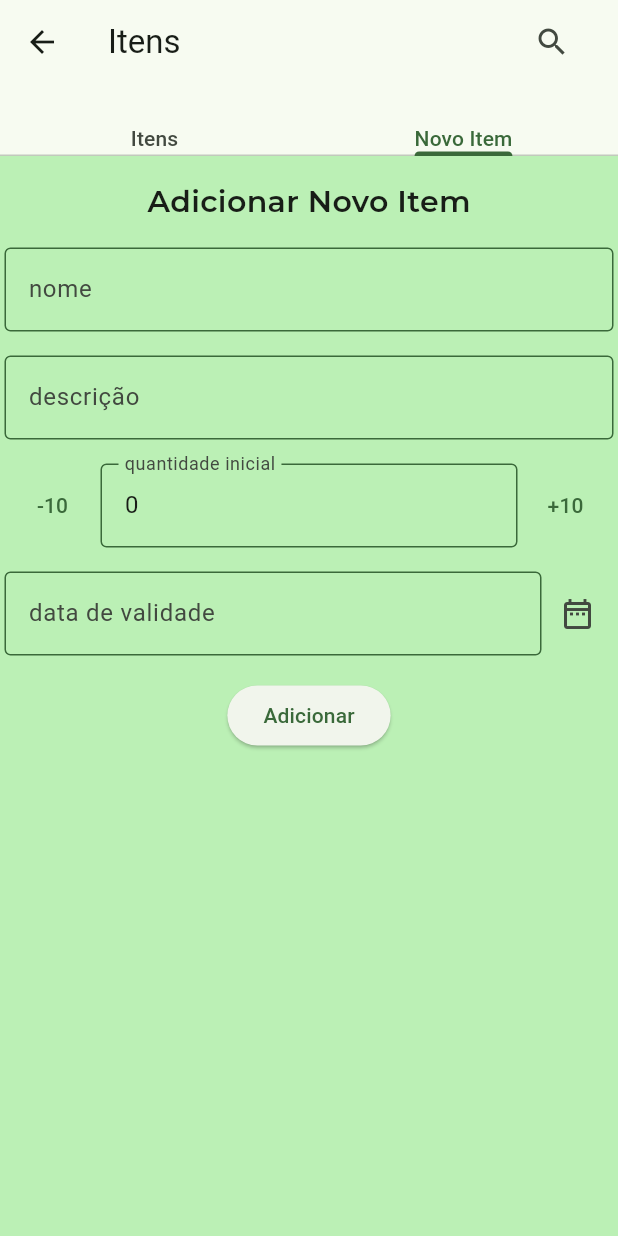
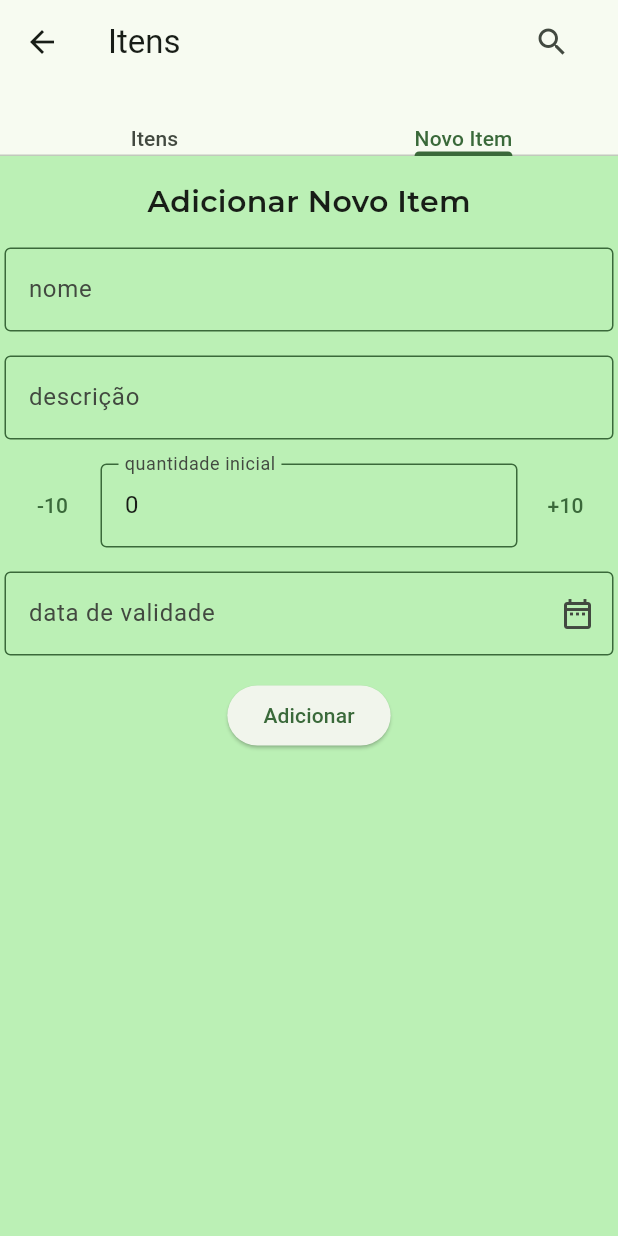
Before and after one commit to elc1090/project3-2024a-renan-e-thales, a Flutter app: the HomePage screen opened directly, after a tap on "+ Novo Item", on a phone screen of 412 x 824 dp. Run offline on Flutter 3.47's test engine with Material 3 defaults, Android fonts, the light colour scheme and no system bars; our stand-ins replace google_fonts, mobx; generated files the repository leaves out were written again.

Commit message:
implement date input formatter for data de validade field

```diff
--- /dev/null
+++ b/flutter_front/lib/core/helpers/input_formatter.dart
@@ -0,0 +1,29 @@
+import 'package:flutter/services.dart';
+
+class InputFormatter extends TextInputFormatter {
+  final String sample;
+  final String separator;
+
+  InputFormatter({
+    required this.sample,
+    required this.separator,
+  });
+
+  @override
+  TextEditingValue formatEditUpdate(TextEditingValue oldValue, TextEditingValue newValue) {
+    if (newValue.text.isNotEmpty) {
+      if (newValue.text.length > oldValue.text.length) {
+        if (newValue.text.length > sample.length) return oldValue;
+        if (newValue.text.length < sample.length && sample[newValue.text.length - 1] == separator) {
+          return TextEditingValue(
+            text: '${oldValue.text}$separator${newValue.text.substring(newValue.text.length - 1)}',
+            selection: TextSelection.collapsed(
+              offset: newValue.selection.end + 1,
+            ),
+          );
+        }
+      }
+    }
+    return newValue;
+  }
+}
--- a/flutter_front/lib/modules/home/home_page.dart
+++ b/flutter_front/lib/modules/home/home_page.dart
@@ -2,6 +2,7 @@ import 'package:flutter/material.dart';
 import 'package:flutter/services.dart';
 import 'package:flutter/widgets.dart';
 import 'package:flutter_front/core/custom_widgets/custom_text.dart';
+import 'package:flutter_front/core/helpers/input_formatter.dart';
 import 'package:flutter_front/modules/home/home_controller.dart';
 import 'package:google_fonts/google_fonts.dart';
 import '../../core/globals.dart' as globals;
@@ -223,9 +224,16 @@ class _HomePageState extends State<HomePage> with SingleTickerProviderStateMixin
                         flex: 1,
                         child: TextFormField(
                           keyboardType: TextInputType.number,
-                          inputFormatters: <TextInputFormatter>[FilteringTextInputFormatter.digitsOnly],
+                          inputFormatters: <TextInputFormatter>[
+                            FilteringTextInputFormatter.allow(RegExp(r'[0-9/]')),
+                            InputFormatter(
+                              sample: "XX/XX/XXXX",
+                              separator: "/",
+                            ),
+                          ],
                           controller: _validadeTextController,
                           decoration: InputDecoration(
+                            suffixIcon: IconButton(onPressed: () => _openDatePicker(), icon: const Icon(Icons.date_range_outlined)),
                             labelText: "data de validade",
                             border: OutlineInputBorder(
                               borderRadius: BorderRadius.circular(5),
@@ -240,7 +248,6 @@ class _HomePageState extends State<HomePage> with SingleTickerProviderStateMixin
                           ),
                         ),
                       ),
-                      IconButton(onPressed: () => _openDatePicker(), icon: Icon(Icons.date_range_outlined))
                     ],
                   ),
                   const SizedBox(height: 16),
```
